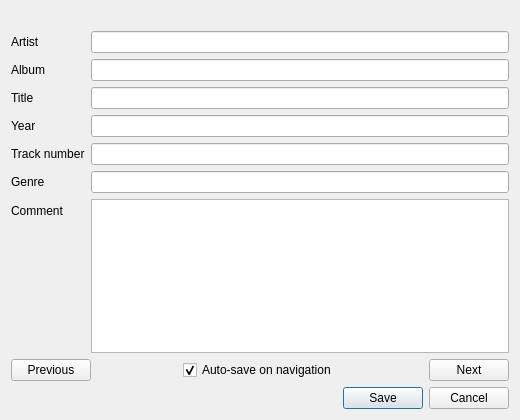
Above: app/playlist_ui/tageditordialog.ui from olegantonyan/mpz before the change. Below: the same form after it.
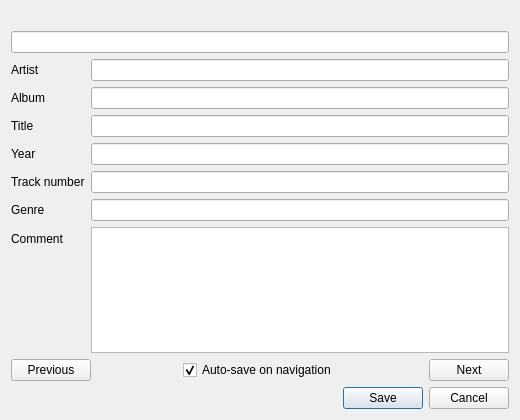
That is the form after the change.

Commit message: tags edit dialog copyable filename

What changed in the file:
```diff
--- a/app/playlist_ui/tageditordialog.ui
+++ b/app/playlist_ui/tageditordialog.ui
@@ -21,6 +21,9 @@
      </property>
     </widget>
    </item>
+   <item>
+    <widget class="QLineEdit" name="lineEditFilename"/>
+   </item>
    <item>
     <layout class="QFormLayout" name="formLayout">
      <property name="fieldGrowthPolicy">
```
The commit also changes 7 other files.
